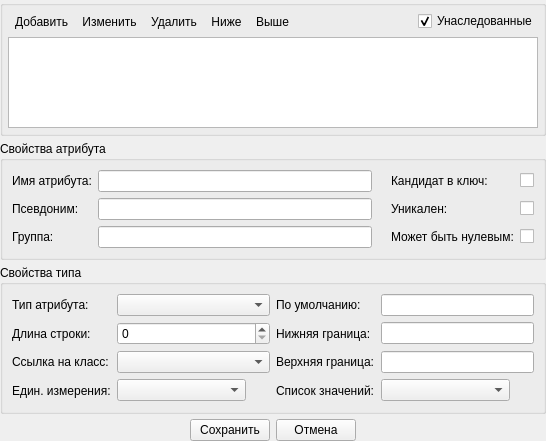
rdnvndr/raindrop, file src/plugins/modeleride/attrwidget.ui: the form before one commit.
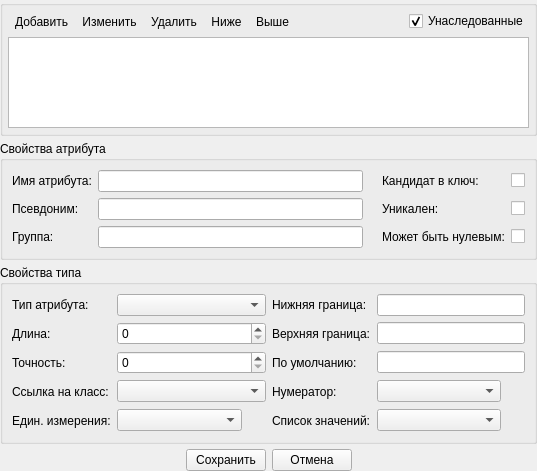
The form after the commit. Icons and pictures are not drawn. Custom widgets are drawn as their Qt base class.

Commit message: Добавлена ссылка на нумератор и точность

```diff
--- a/src/plugins/modeleride/attrwidget.ui
+++ b/src/plugins/modeleride/attrwidget.ui
@@ -6,8 +6,8 @@
    <rect>
     <x>0</x>
     <y>0</y>
-    <width>546</width>
-    <height>441</height>
+    <width>537</width>
+    <height>471</height>
    </rect>
   </property>
   <property name="windowTitle">
@@ -314,12 +314,15 @@
      </property>
      <layout class="QGridLayout" name="gridLayout_3">
       <item row="2" column="1">
+       <widget class="QSpinBox" name="spinBoxAccuracy"/>
+      </item>
+      <item row="3" column="1">
        <widget class="RTPTechGroup::Widgets::TreeComboBox" name="comboBoxLinkAttr"/>
       </item>
       <item row="1" column="0">
        <widget class="QLabel" name="labelStringLen">
         <property name="text">
-         <string>Длина строки:</string>
+         <string>Длина:</string>
         </property>
        </widget>
       </item>
@@ -343,7 +346,7 @@
         </property>
        </widget>
       </item>
-      <item row="3" column="0">
+      <item row="4" column="0">
        <widget class="QLabel" name="labelUnitAttr">
         <property name="text">
          <string>Един. измерения:</string>
@@ -353,37 +356,99 @@
       <item row="0" column="1">
        <widget class="QComboBox" name="comboBoxTypeAttr"/>
       </item>
-      <item row="2" column="0">
+      <item row="3" column="0">
        <widget class="QLabel" name="labelLinkClass">
         <property name="text">
          <string>Ссылка на класс:</string>
         </property>
        </widget>
       </item>
-      <item row="0" column="3">
+      <item row="4" column="2">
+       <widget class="QLabel" name="labelLov">
+        <property name="text">
+         <string>Список значений:</string>
+        </property>
+       </widget>
+      </item>
+      <item row="4" column="3">
+       <layout class="QHBoxLayout" name="horizontalLayoutLov">
+        <property name="spacing">
+         <number>0</number>
+        </property>
+        <item>
+         <widget class="QComboBox" name="comboBoxLov"/>
+        </item>
+        <item>
+         <widget class="QToolButton" name="toolButtonLovClean">
+          <property name="text">
+           <string/>
+          </property>
+          <property name="icon">
+           <iconset resource="modeleride.qrc">
+            <normaloff>:/editclean</normaloff>:/editclean</iconset>
+          </property>
+          <property name="autoRaise">
+           <bool>true</bool>
+          </property>
+         </widget>
+        </item>
+       </layout>
+      </item>
+      <item row="2" column="0">
+       <widget class="QLabel" name="labelAccuracy">
+        <property name="text">
+         <string>Точность:</string>
+        </property>
+       </widget>
+      </item>
+      <item row="4" column="1">
+       <layout class="QHBoxLayout" name="horizontalLayoutUnitAttr">
+        <property name="spacing">
+         <number>0</number>
+        </property>
+        <item>
+         <widget class="RTPTechGroup::Widgets::TreeComboBox" name="comboBoxUnitAttr"/>
+        </item>
+        <item>
+         <widget class="QToolButton" name="toolButtonUnitAttrClean">
+          <property name="text">
+           <string/>
+          </property>
+          <property name="icon">
+           <iconset resource="modeleride.qrc">
+            <normaloff>:/editclean</normaloff>:/editclean</iconset>
+          </property>
+          <property name="autoRaise">
+           <bool>true</bool>
+          </property>
+         </widget>
+        </item>
+       </layout>
+      </item>
+      <item row="2" column="3">
        <widget class="QLineEdit" name="lineEditDefaultValue"/>
       </item>
-      <item row="1" column="3">
+      <item row="0" column="3">
        <widget class="QLineEdit" name="lineEditLowerBound"/>
       </item>
-      <item row="2" column="3">
+      <item row="1" column="3">
        <widget class="QLineEdit" name="lineEditUpperBound"/>
       </item>
-      <item row="0" column="2">
+      <item row="2" column="2">
        <widget class="QLabel" name="labelDefaultValue">
         <property name="text">
          <string>По умолчанию:</string>
         </property>
        </widget>
       </item>
-      <item row="1" column="2">
+      <item row="0" column="2">
        <widget class="QLabel" name="labelLowerBound">
         <property name="text">
          <string>Нижняя граница:</string>
         </property>
        </widget>
       </item>
-      <item row="2" column="2">
+      <item row="1" column="2">
        <widget class="QLabel" name="labelUpperBound">
         <property name="text">
          <string>Верхняя граница:</string>
@@ -391,51 +456,27 @@
        </widget>
       </item>
       <item row="3" column="2">
-       <widget class="QLabel" name="labelLov">
+       <widget class="QLabel" name="labelNumerator">
         <property name="text">
-         <string>Список значений:</string>
+         <string>Нумератор:</string>
         </property>
        </widget>
       </item>
       <item row="3" column="3">
-       <layout class="QHBoxLayout" name="horizontalLayoutLov">
+       <layout class="QHBoxLayout" name="horizontalLayoutNumerator">
         <property name="spacing">
          <number>0</number>
         </property>
         <item>
-         <widget class="QComboBox" name="comboBoxLov"/>
+         <widget class="QComboBox" name="comboBoxNumerator"/>
         </item>
         <item>
-         <widget class="QToolButton" name="toolButtonLovClean">
+         <widget class="QToolButton" name="toolButtonNumeratorClean">
           <property name="text">
            <string/>
           </property>
           <property name="icon">
-           <iconset resource="../treedockwidget/treedockwidget.qrc">
-            <normaloff>:/editclean</normaloff>:/editclean</iconset>
-          </property>
-          <property name="autoRaise">
-           <bool>true</bool>
-          </property>
-         </widget>
-        </item>
-       </layout>
-      </item>
-      <item row="3" column="1">
-       <layout class="QHBoxLayout" name="horizontalLayoutUnitAttr">
-        <property name="spacing">
-         <number>0</number>
-        </property>
-        <item>
-         <widget class="RTPTechGroup::Widgets::TreeComboBox" name="comboBoxUnitAttr"/>
-        </item>
-        <item>
-         <widget class="QToolButton" name="toolButtonUnitAttrClean">
-          <property name="text">
-           <string/>
-          </property>
-          <property name="icon">
-           <iconset resource="../treedockwidget/treedockwidget.qrc">
+           <iconset resource="modeleride.qrc">
             <normaloff>:/editclean</normaloff>:/editclean</iconset>
           </property>
           <property name="autoRaise">
```
Left out of the diff: 7 changed lines with no effect on the pictures. The commit also changes 9 other files.
